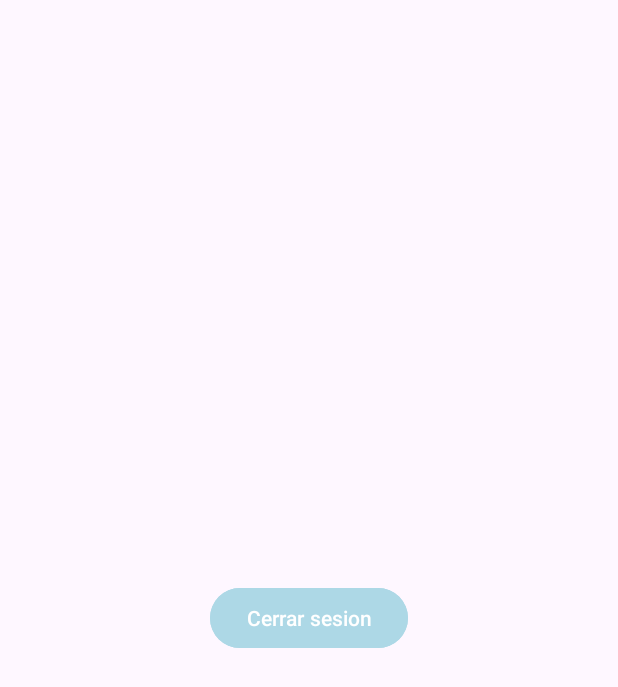
After one commit to GusDev071/Titulacion, an Android app: the ClientHomeActivity screen opened directly, with no data from a screen before it, on a phone screen of 412 x 824 dp. The commit adds this screen. Shown: the top 687 px of the screen. Run offline under Robolectric (Android 15) with nearby library versions, the phone set to English and light mode, and no system bars.

Commit message:
Cerrar sesion sirve

```diff
--- /dev/null
+++ b/app/src/main/java/com/gustavo/mimec/activities/client/home/ClientHomeActivity.kt
@@ -0,0 +1,48 @@
+package com.gustavo.mimec.activities.client.home
+
+import android.content.Intent
+import android.os.Bundle
+import android.util.Log
+import android.widget.Button
+import androidx.activity.enableEdgeToEdge
+import androidx.appcompat.app.AppCompatActivity
+import androidx.core.view.ViewCompat
+import androidx.core.view.WindowInsetsCompat
+import com.google.gson.Gson
+import com.gustavo.mimec.R
+import com.gustavo.mimec.activities.MainActivity
+import com.gustavo.mimec.models.User
+import com.gustavo.mimec.utils.SharedPref
+
+class ClientHomeActivity : AppCompatActivity() {
+
+    private val TAG = "ClientHomeActivity"
+    var buttonLogout: Button? = null
+    var sharedPref: SharedPref? = null
+    override fun onCreate(savedInstanceState: Bundle?) {
+        super.onCreate(savedInstanceState)
+        enableEdgeToEdge()
+        setContentView(R.layout.activity_client_home)
+        sharedPref = SharedPref(this)
+        buttonLogout = findViewById(R.id.btn_logout)
+        buttonLogout?.setOnClickListener {logout()}
+
+        getUserUserFromSession()
+    }
+
+    private fun logout(){
+        sharedPref?.remove("user")
+        val i = Intent (this, MainActivity::class.java)
+        startActivity(i)
+        finish()
+    }
+
+    private fun getUserUserFromSession(){
+        val gson = Gson()
+
+        if (!sharedPref?.getData("user").isNullOrBlank()){
+            val user = gson.fromJson(sharedPref?.getData("user"), User::class.java)
+            Log.d(TAG, "User: $user")
+        }
+    }
+}
--- /dev/null
+++ b/app/src/main/java/com/gustavo/mimec/utils/SharedPref.kt
@@ -0,0 +1,40 @@
+package com.gustavo.mimec.utils
+
+import android.app.Activity
+import android.content.Context
+import android.content.SharedPreferences
+import android.util.Log
+import com.google.gson.Gson
+
+class SharedPref (activity: Activity){
+
+    private var prefs: SharedPreferences? = null
+
+    init {
+        prefs = activity.getSharedPreferences("com.gustavo.mimec", Context.MODE_PRIVATE)
+    }
+
+    fun save(key: String, objeto: Any){
+
+        try {
+            val gson = Gson()
+            val json = gson.toJson(objeto)
+            with(prefs?.edit()){
+                this?.putString(key, json)
+                this?.commit()
+            }
+        }catch (e: Exception){
+            Log.d("ERROR", "Err: ${e.message}")
+        }
+    }
+
+    fun getData(key: String): String? {
+        val data = prefs?.getString(key, "")
+        return data
+    }
+
+    fun remove(key: String){
+        prefs?.edit()?.remove(key)?.apply()
+    }
+
+}
--- /dev/null
+++ b/app/src/main/res/layout/activity_client_home.xml
@@ -0,0 +1,20 @@
+<?xml version="1.0" encoding="utf-8"?>
+<androidx.coordinatorlayout.widget.CoordinatorLayout xmlns:android="http://schemas.android.com/apk/res/android"
+    xmlns:app="http://schemas.android.com/apk/res-auto"
+    xmlns:tools="http://schemas.android.com/tools"
+    android:id="@+id/main"
+    android:layout_width="match_parent"
+    android:layout_height="match_parent"
+    tools:context=".activities.client.home.ClientHomeActivity">
+
+    <Button
+        android:id="@+id/btn_logout"
+        android:layout_width="wrap_content"
+        android:layout_height="wrap_content"
+        android:text="Cerrar sesion"
+        android:layout_gravity="center"
+        android:backgroundTint="@color/azul_pastelf"
+        />
+
+
+</androidx.coordinatorlayout.widget.CoordinatorLayout>
```
Also changed, not shown: app/src/main/AndroidManifest.xml (+6 -3 lines), app/src/main/java/com/gustavo/mimec/activities/MainActivity.kt (+33 -0 lines).
